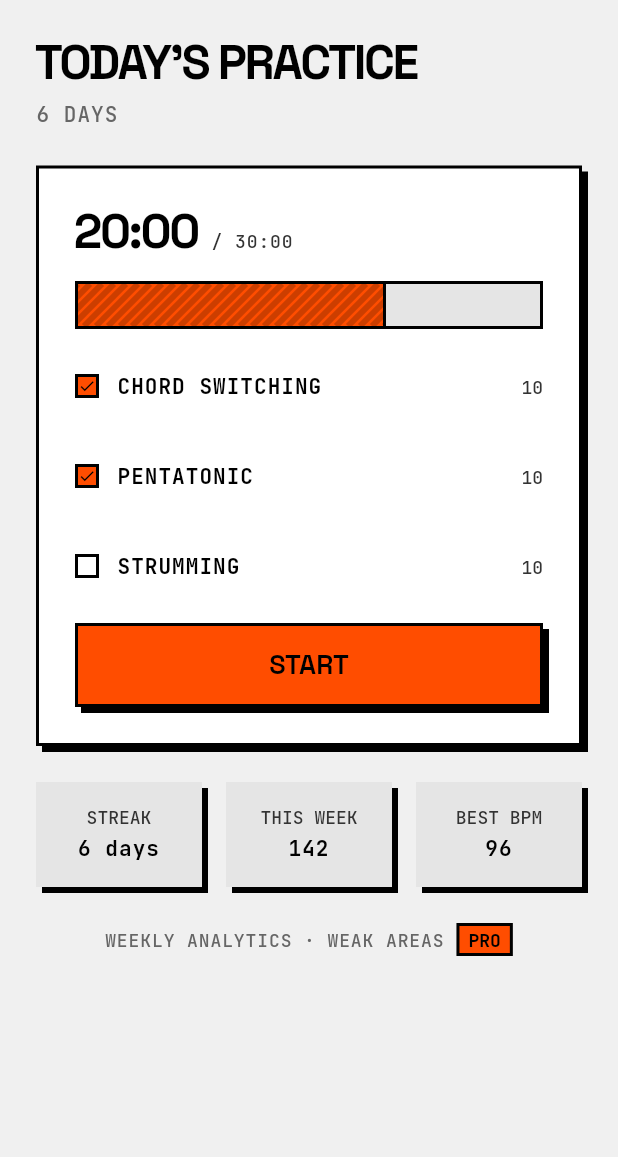
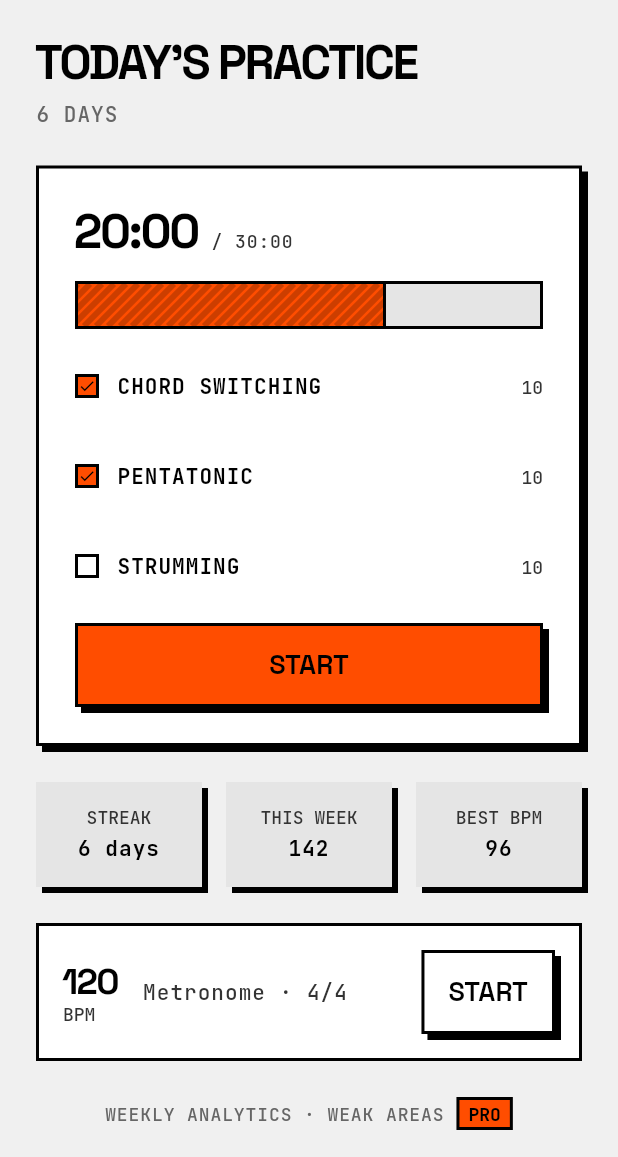
Before and after one commit to Lazy-but-Busy/L-Key, a Flutter app: the PracticePage screen opened by its route, on a phone screen of 412 x 824 dp, the part 79-1236 px from its top. Run offline on Flutter 3.47's test engine with Material 3 defaults, Android fonts, the phone set to English and light mode, and no system bars; our stand-ins replace flutter_riverpod, go_router, permission_handler, shared_preferences; missing offline and left inert: flutter_pcm_sound, record; accounts and stored records are empty; generated files the repository leaves out were written again.

Commit message:
feat(practice): show and drive the metronome's tempo
One row on the practice screen: the current tempo, the meter, and a button
that starts the same metronome the tool screen drives.

That is deliberately the whole of the integration. The session timer, its
persistence and every statistic on this screen still belong to Phase 08, and
the plan, the streak and the elapsed figures are untouched — a tempo row that
implied a session was being measured would be exactly the invented measurement
CLAUDE.md §47 rules out. A test asserts the mock figures are still mock and
that the session's own Start button does not drive the click.

It watches a coarse tempo selector rather than the metronome's whole state, so
a running metronome does not rebuild the practice screen eight times a second.

Co-Authored-By: Claude Opus 5 (1M context) <noreply@anthropic.com>

```diff
--- a/mobile/lib/features/practice/presentation/practice_page.dart
+++ b/mobile/lib/features/practice/presentation/practice_page.dart
@@ -1,9 +1,11 @@
 import 'package:flutter/material.dart';
+import 'package:flutter_riverpod/flutter_riverpod.dart';
 import 'package:l_key/app/localization/generated/app_localizations.dart';
 import 'package:l_key/app/router/app_routes.dart';
 import 'package:l_key/app/theme/app_colors.dart';
 import 'package:l_key/app/theme/app_text.dart';
 import 'package:l_key/app/theme/tokens.g.dart';
+import 'package:l_key/features/metronome/presentation/metronome_controller.dart';
 import 'package:l_key/shared/widgets/lk_button.dart';
 import 'package:l_key/shared/widgets/lk_card.dart';
 import 'package:l_key/shared/widgets/lk_chip.dart';
@@ -43,15 +45,15 @@ const int _mockPlannedMinutes = 30;
 /// link restores the right tab. The timer does not run: session tracking and
 /// its persistence are a later phase, so the figures are a static plan rather
 /// than an invented measurement (CLAUDE.md §47).
-class PracticePage extends StatefulWidget {
+class PracticePage extends ConsumerStatefulWidget {
   /// Creates the practice screen.
   const PracticePage({super.key});
 
   @override
-  State<PracticePage> createState() => _PracticePageState();
+  ConsumerState<PracticePage> createState() => _PracticePageState();
 }
 
-class _PracticePageState extends State<PracticePage> {
+class _PracticePageState extends ConsumerState<PracticePage> {
   bool _isRunning = false;
 
   @override
@@ -140,7 +142,72 @@ class _PracticePageState extends State<PracticePage> {
             ],
           ),
           const SizedBox(height: LkSpacing.s6),
+
+          const _TempoRow(),
+          const SizedBox(height: LkSpacing.s6),
+
           LkPremiumNote(capability: l10n.practiceProNote),
+        ],
+      ),
+    );
+  }
+}
+
+/// The metronome's tempo, and a way to start it without leaving the screen.
+///
+/// **This is the whole of the practice/metronome integration, on purpose.**
+/// The session timer, its persistence and every statistic on this screen still
+/// belong to a later phase, and a tempo row that implied otherwise would be
+/// the invented measurement CLAUDE.md §47 rules out. It watches
+/// [metronomeTempoProvider] rather than the whole state, so a running
+/// metronome does not rebuild this screen on every beat.
+class _TempoRow extends ConsumerWidget {
+  const _TempoRow();
+
+  @override
+  Widget build(BuildContext context, WidgetRef ref) {
+    final l10n = AppLocalizations.of(context);
+    final colors = context.lkColors;
+    final tempo = ref.watch(metronomeTempoProvider);
+
+    return Container(
+      padding: const EdgeInsets.all(LkSpacing.s4),
+      decoration: BoxDecoration(
+        color: colors.surface,
+        border: Border.all(color: colors.border, width: LkBorders.regular),
+      ),
+      child: Row(
+        spacing: LkSpacing.s4,
+        children: <Widget>[
+          Column(
+            crossAxisAlignment: CrossAxisAlignment.start,
+            mainAxisSize: MainAxisSize.min,
+            children: <Widget>[
+              Text(
+                '${tempo.bpm}',
+                style: context.lkType.h2.copyWith(color: colors.textPrimary),
+              ),
+              Text(
+                l10n.metronomeBpm,
+                style: context.lkType.label.copyWith(
+                  color: colors.textSecondary,
+                ),
+              ),
+            ],
+          ),
+          Expanded(
+            child: Text(
+              '${l10n.toolMetronome} · ${tempo.signature.label}',
+              style: context.lkType.technical.copyWith(
+                color: colors.textSecondary,
+              ),
+            ),
+          ),
+          LkButton(
+            label: tempo.isRunning ? l10n.metronomeStop : l10n.metronomeStart,
+            variant: LkButtonVariant.secondary,
+            onPressed: ref.read(metronomeProvider.notifier).toggle,
+          ),
         ],
       ),
     );
```
Also changed, not shown: 1 other file.
